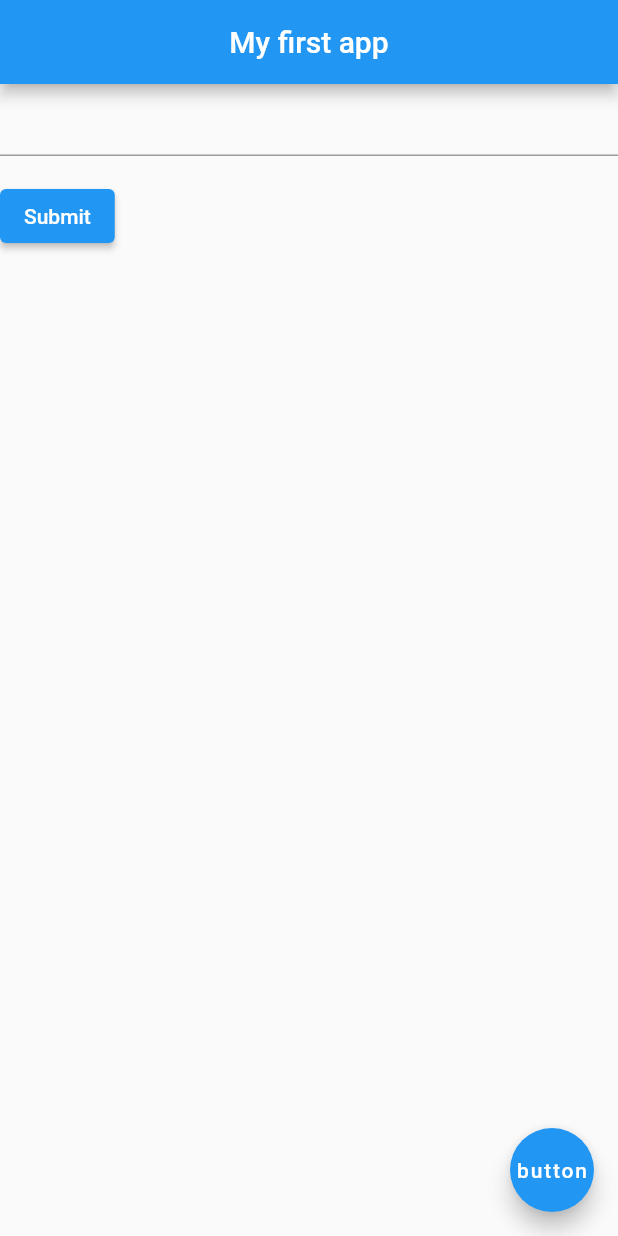
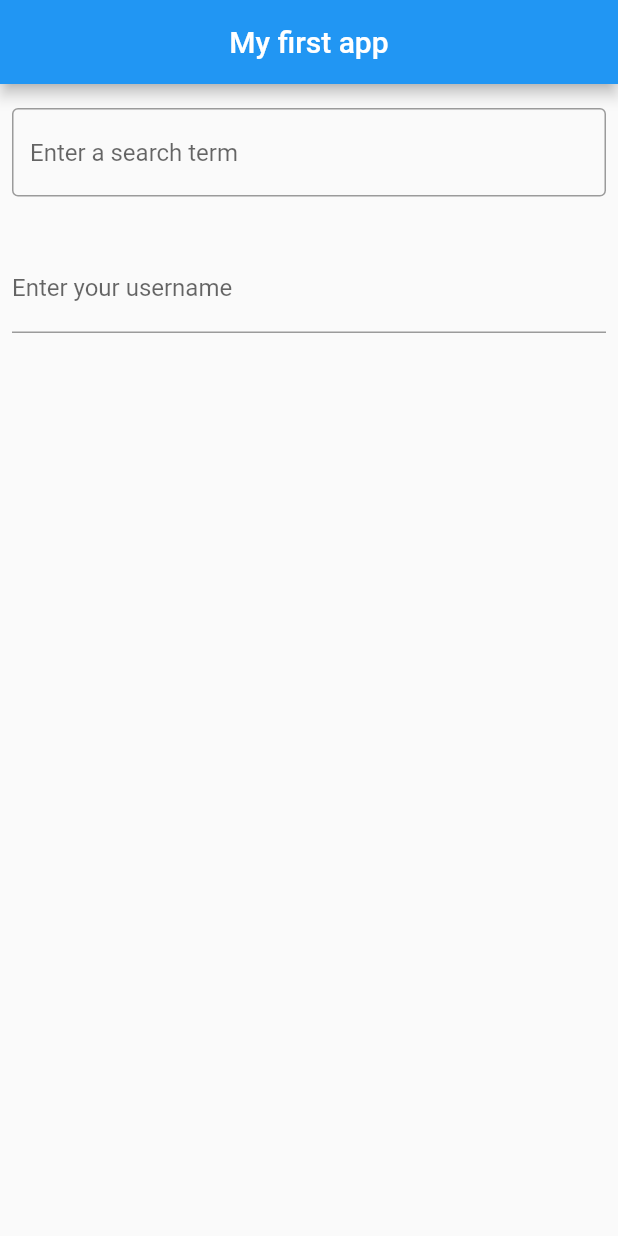
Before and after one commit to Alexeenko-Ilya-itransition/Flutter_learn, a Flutter app: the screen it shows after launch, on a phone screen of 412 x 824 dp. Run offline on Flutter 3.47's test engine with Material 2 defaults, Android fonts, the phone set to English and light mode, and no system bars.

Commit message:
Text field and style

```diff
--- a/lib/main.dart
+++ b/lib/main.dart
@@ -12,47 +12,37 @@ class MyApp extends StatefulWidget {
 }
 
 class _MyAppState extends State<MyApp> {
-  final _formKey = GlobalKey<FormState>();
 
   @override
   Widget build(BuildContext context) {
     return MaterialApp(
         debugShowCheckedModeBanner: false,
         home: Scaffold(
-          appBar: AppBar(title: const Text('My first app'), centerTitle: true),
-          body: Form(
-            key: _formKey,
-            child: Column(
+            appBar:
+                AppBar(title: const Text('My first app'), centerTitle: true),
+            body: Column(
               crossAxisAlignment: CrossAxisAlignment.start,
-              children: [
-                TextFormField(
-                  validator: (value) {
-                    if (value == null || value.isEmpty) {
-                      return 'Please enter some text';
-                    }
-                    return null;
-                  },
+              children: <Widget>[
+                const Padding(
+                  padding: EdgeInsets.symmetric(horizontal: 8, vertical: 16),
+                  child: TextField(
+                    decoration: InputDecoration(
+                      border: OutlineInputBorder(),
+                      hintText: 'Enter a search term',
+                    ),
+                  ),
                 ),
                 Padding(
-                  padding: const EdgeInsets.symmetric(vertical: 16.0),
-                  child: ElevatedButton(
-                    onPressed: () {
-                      if (_formKey.currentState!.validate()) {
-                        ScaffoldMessenger.of(context).showSnackBar(
-                          const SnackBar(content: Text('Processing Data')),
-                        );
-                      }
-                    },
-                    child: const Text('Submit'),
+                  padding:
+                      const EdgeInsets.symmetric(horizontal: 8, vertical: 16),
+                  child: TextFormField(
+                    decoration: const InputDecoration(
+                      border: UnderlineInputBorder(),
+                      labelText: 'Enter your username',
+                    ),
                   ),
                 ),
               ],
-            ),
-          ),
-          floatingActionButton: FloatingActionButton(
-            child: const Text('button'),
-            onPressed: () {},
-          ),
-        ));
+            )));
   }
 }
```
